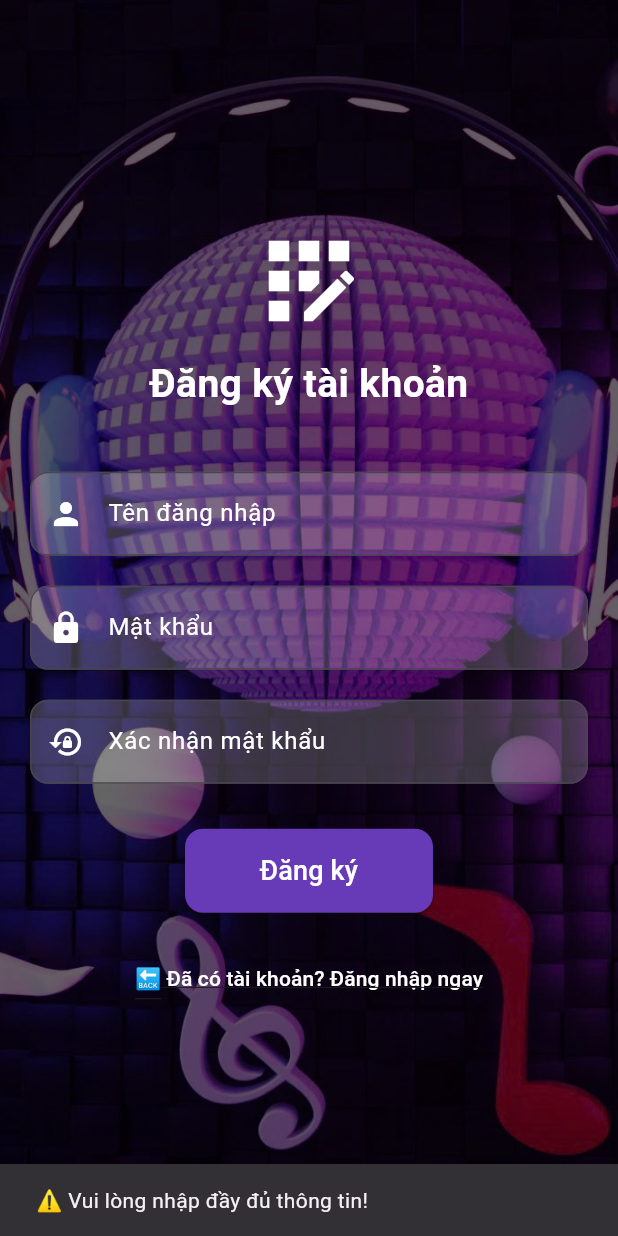
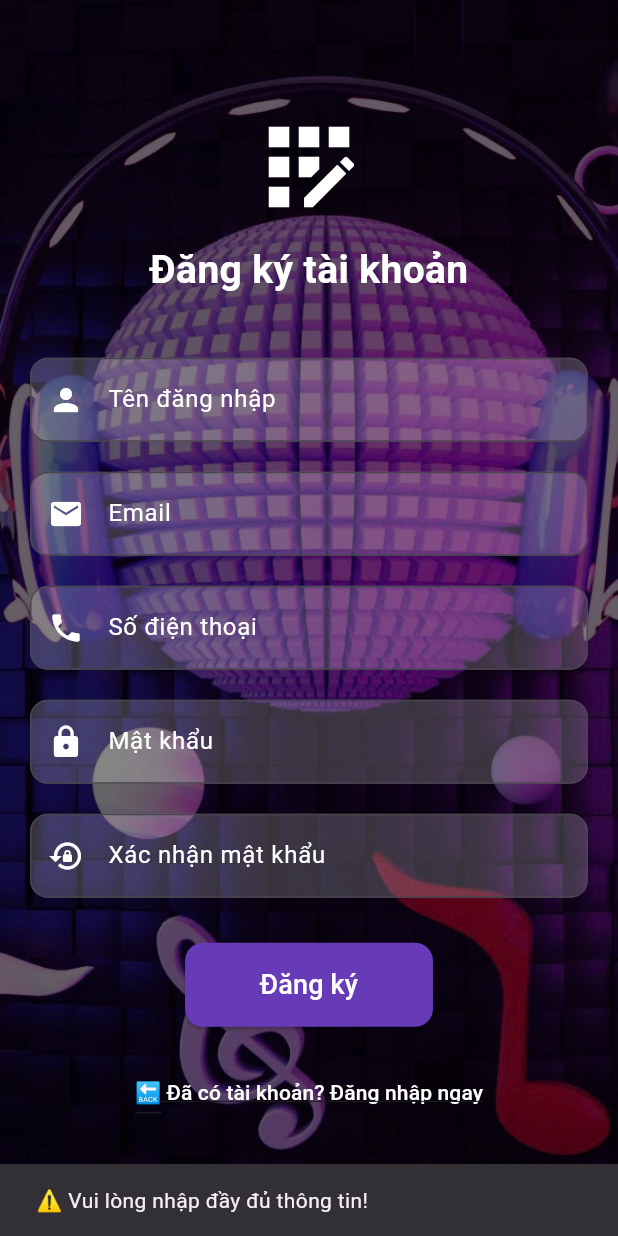
Before and after one commit to hai2351220055-droid/minhhai, a Flutter app: the RegisterScreen screen opened directly, after a tap on "Đăng ký", on a phone screen of 412 x 824 dp. Run offline on Flutter 3.47's test engine with Material 3 defaults, Android fonts, the phone set to English and light mode, and no system bars; our stand-ins replace audioplayers, file_picker, sqflite; accounts and stored records are empty.

Commit message:
Mô tả thay đổi

```diff
--- a/lib/auth_service.dart
+++ b/lib/auth_service.dart
@@ -4,13 +4,18 @@ class AuthService {
   static String? currentUser;
 
   /// Đăng ký tài khoản mới
-  static Future<bool> register(String username, String password) async {
+  static Future<bool> register(
+    String username,
+    String password,
+    String email,
+    String phone,
+  ) async {
     try {
-      await DatabaseHelper.insertUser(username, password);
+      await DatabaseHelper.insertUser(username, password, email, phone);
       return true; // ✅ đăng ký thành công
     } catch (e) {
       print("❌ Lỗi khi đăng ký: $e");
-      return false; // ❌ thất bại (thường do username đã tồn tại)
+      return false; // ❌ thất bại (username đã tồn tại hoặc lỗi DB)
     }
   }
 
@@ -18,7 +23,7 @@ class AuthService {
   static Future<bool> login(String username, String password) async {
     final user = await DatabaseHelper.getUser(username, password);
     if (user != null) {
-      currentUser = username; // ✅ Lưu tên user hiện tại
+      currentUser = username; // ✅ Lưu user hiện tại
       return true;
     }
     return false;
--- a/lib/database_helper.dart
+++ b/lib/database_helper.dart
@@ -9,6 +9,8 @@ class DatabaseHelper {
   static const String columnId = "id";
   static const String columnUsername = "username";
   static const String columnPassword = "password";
+  static const String columnEmail = "email";
+  static const String columnPhone = "phone";
 
   // Hàm lấy database (nếu đã có thì mở, chưa có thì tạo mới)
   static Future<Database> get database async {
@@ -24,14 +26,27 @@ class DatabaseHelper {
 
     return await openDatabase(
       path,
-      version: 1,
+      version: 2, // 🔥 tăng version để cập nhật cấu trúc DB
       onCreate: (db, version) async {
-        // Tạo bảng user
+        await _createTable(db);
+      },
+      onUpgrade: (db, oldVersion, newVersion) async {
+        // 🔥 Xóa bảng cũ khi nâng version (tránh lỗi thiếu cột)
+        await db.execute("DROP TABLE IF EXISTS $tableUser");
+        await _createTable(db);
+      },
+    );
+  }
+
+  // Hàm tạo bảng user
+  static Future<void> _createTable(Database db) async {
     await db.execute('''
       CREATE TABLE $tableUser (
         $columnId INTEGER PRIMARY KEY AUTOINCREMENT,
         $columnUsername TEXT UNIQUE,
-            $columnPassword TEXT
+        $columnPassword TEXT,
+        $columnEmail TEXT,
+        $columnPhone TEXT
       )
     ''');
 
@@ -39,17 +54,27 @@ class DatabaseHelper {
     await db.insert(tableUser, {
       columnUsername: "admin",
       columnPassword: "123",
+      columnEmail: "admin@gmail.com",
+      columnPhone: "0123456789",
     });
-      },
-    );
   }
 
   // Thêm user mới
-  static Future<int> insertUser(String username, String password) async {
+  static Future<int> insertUser(
+    String username,
+    String password,
+    String email,
+    String phone,
+  ) async {
     final db = await database;
     return await db.insert(
       tableUser,
-      {columnUsername: username, columnPassword: password},
+      {
+        columnUsername: username,
+        columnPassword: password,
+        columnEmail: email,
+        columnPhone: phone,
+      },
       conflictAlgorithm:
           ConflictAlgorithm.rollback, // báo lỗi nếu trùng username
     );
--- a/lib/register_screen.dart
+++ b/lib/register_screen.dart
@@ -11,6 +11,8 @@ class RegisterScreen extends StatefulWidget {
 
 class _RegisterScreenState extends State<RegisterScreen> {
   final TextEditingController _usernameController = TextEditingController();
+  final TextEditingController _emailController = TextEditingController();
+  final TextEditingController _phoneController = TextEditingController();
   final TextEditingController _passwordController = TextEditingController();
   final TextEditingController _confirmPasswordController =
       TextEditingController();
@@ -18,12 +20,34 @@ class _RegisterScreenState extends State<RegisterScreen> {
   /// ✅ Xử lý đăng ký
   Future<void> _register() async {
     final username = _usernameController.text.trim();
+    final email = _emailController.text.trim();
+    final phone = _phoneController.text.trim();
     final password = _passwordController.text.trim();
     final confirmPassword = _confirmPasswordController.text.trim();
 
-    if (username.isEmpty || password.isEmpty || confirmPassword.isEmpty) {
+    if (username.isEmpty ||
+        email.isEmpty ||
+        phone.isEmpty ||
+        password.isEmpty ||
+        confirmPassword.isEmpty) {
       ScaffoldMessenger.of(context).showSnackBar(
         const SnackBar(content: Text("⚠️ Vui lòng nhập đầy đủ thông tin!")),
+      );
+      return;
+    }
+
+    // Validate email
+    if (!email.contains("@") || !email.contains(".")) {
+      ScaffoldMessenger.of(
+        context,
+      ).showSnackBar(const SnackBar(content: Text("❌ Email không hợp lệ!")));
+      return;
+    }
+
+    // Validate phone (tối thiểu 9 số)
+    if (phone.length < 9) {
+      ScaffoldMessenger.of(context).showSnackBar(
+        const SnackBar(content: Text("❌ Số điện thoại không hợp lệ!")),
       );
       return;
     }
@@ -35,11 +59,17 @@ class _RegisterScreenState extends State<RegisterScreen> {
       return;
     }
 
-    final success = await AuthService.register(username, password);
+    // ✅ gọi AuthService với 4 tham số
+    final success = await AuthService.register(
+      username,
+      password,
+      email,
+      phone,
+    );
 
     if (success) {
       ScaffoldMessenger.of(context).showSnackBar(
-        SnackBar(content: Text("✅ Đăng ký thành công cho tài khoản $username")),
+        SnackBar(content: Text("✅ Đăng ký thành công cho $username")),
       );
       Navigator.pushReplacement(
         context,
@@ -111,6 +141,24 @@ class _RegisterScreenState extends State<RegisterScreen> {
                   ),
                   const SizedBox(height: 20),
 
+                  // Email
+                  TextField(
+                    controller: _emailController,
+                    style: const TextStyle(color: Colors.white),
+                    keyboardType: TextInputType.emailAddress,
+                    decoration: _inputDecoration("Email", Icons.email),
+                  ),
+                  const SizedBox(height: 20),
+
+                  // Phone
+                  TextField(
+                    controller: _phoneController,
+                    style: const TextStyle(color: Colors.white),
+                    keyboardType: TextInputType.phone,
+                    decoration: _inputDecoration("Số điện thoại", Icons.phone),
+                  ),
+                  const SizedBox(height: 20),
+
                   // Password
                   TextField(
                     controller: _passwordController,
```
Also changed, not shown: lib/main.dart (+9 -6 lines), lib/music_screen.dart (+8 -1 lines), lib/profile_screen.dart (added, +132 -0 lines), lib/screens/home_screen.dart (+16 -7 lines), lib/screens/profile_screen.dart (added, +98 -0 lines), pubspec.yaml (+20 -4 lines), 8 other files. Lines whose indentation alone changed are shown as unchanged.
